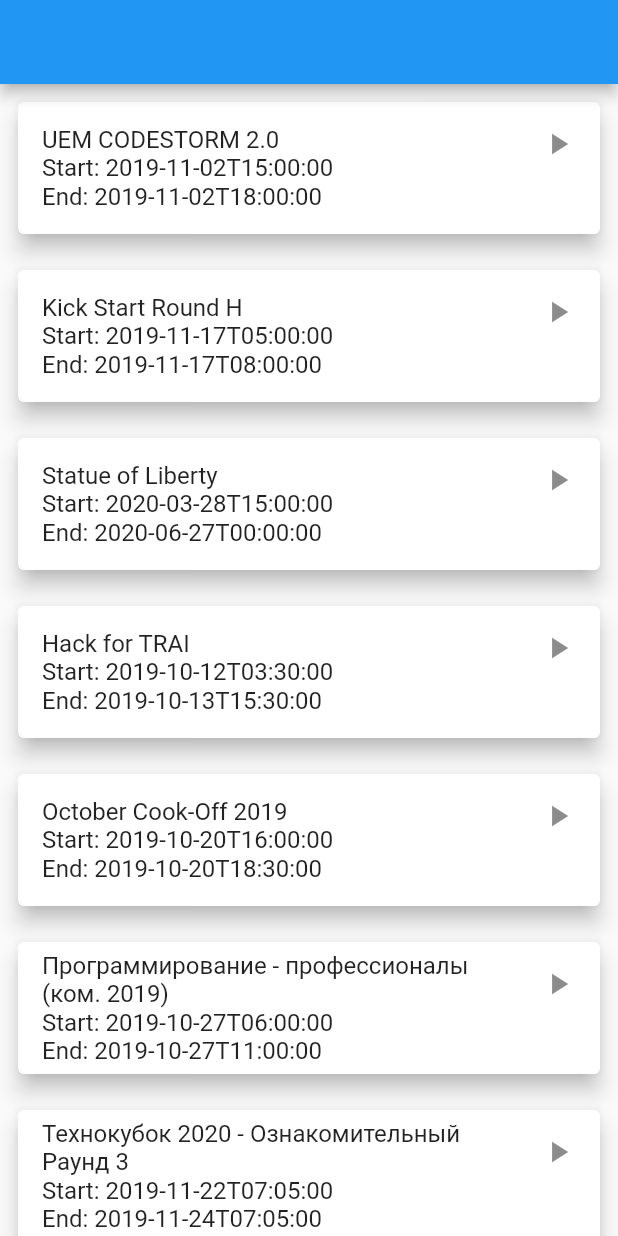
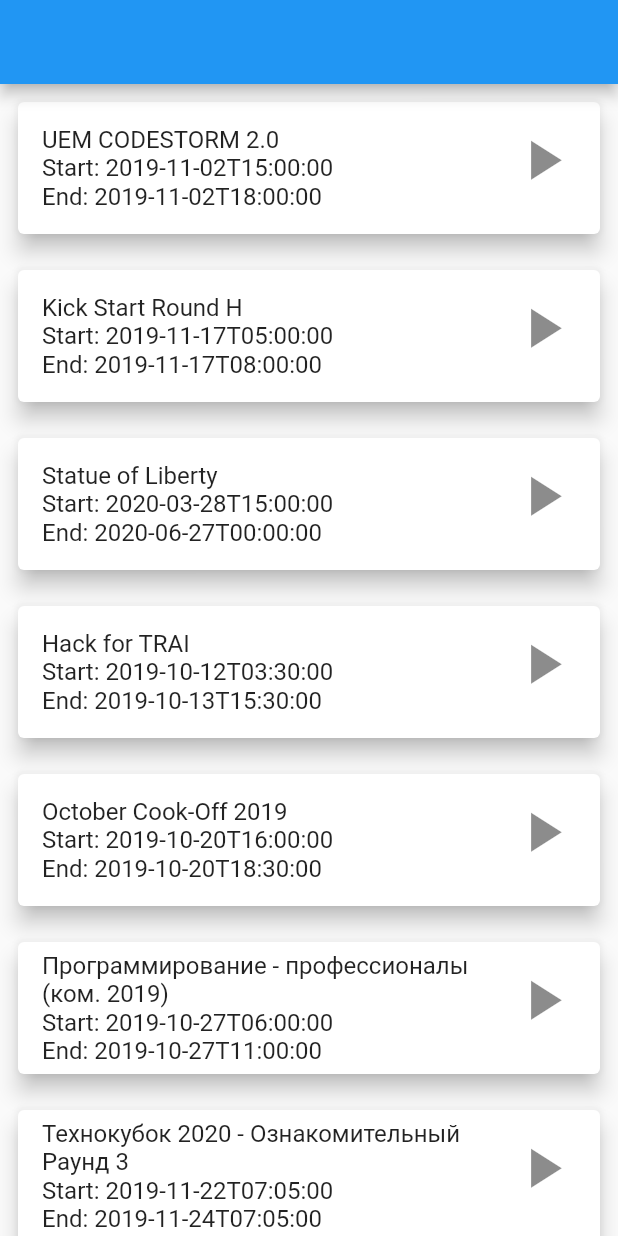
Before and after one commit to JerinFrancisA/Hackathon-Tom, a Flutter app: the screen it shows after launch, on a phone screen of 412 x 824 dp. Run offline on Flutter 3.47's test engine with Material 2 defaults, Android fonts, the phone set to English and light mode, and no system bars; missing offline and left inert: flutter_web_browser.

Commit message:
icon size adjusted

```diff
--- a/lib/screens/screen1.dart
+++ b/lib/screens/screen1.dart
@@ -35,7 +35,10 @@ class _Screen1State extends State<Screen1> {
                         hacks[index]['start'] +
                         '\nEnd: ' +
                         hacks[index]['end']),
-                    trailing: Icon(Icons.play_arrow),
+                    trailing: Icon(
+                      Icons.play_arrow,
+                      size: 45.0,
+                    ),
                     isThreeLine: true,
                   ),
                 ),
```
